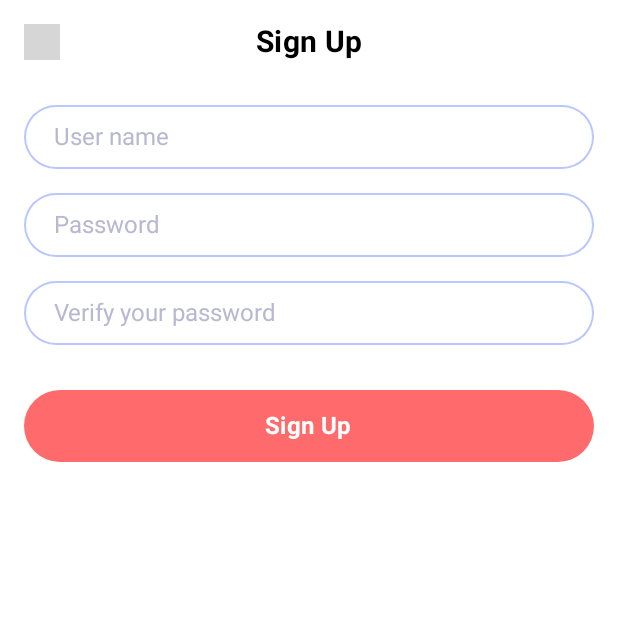
After one commit to hieu-dd/LoveMemory, an Android app built with Jetpack Compose: the composable SignupScreen shown on its own in the app's theme, on a phone screen of 412 x 824 dp, the top half of it. The commit adds this screen. Run offline under Robolectric (Android 15) with nearby library versions, the phone set to English and light mode, and no system bars; 2 statements that could not run were skipped; grey boxes are pictures that could not be loaded.

Commit message:
login screen commit (#1)
Add Login and Signup screen

```diff
--- /dev/null
+++ b/app/src/main/java/com/d2b/dev/lovememory/login/view/LoginScreenViewModel.kt
@@ -0,0 +1,6 @@
+package com.d2b.dev.lovememory.login.view
+
+import androidx.lifecycle.ViewModel
+
+class LoginScreenViewModel : ViewModel() {
+}
--- /dev/null
+++ b/app/src/main/java/com/d2b/dev/lovememory/login/view/SignupScreen.kt
@@ -0,0 +1,69 @@
+package com.d2b.dev.lovememory
+
+import androidx.compose.foundation.background
+import androidx.compose.foundation.layout.*
+import androidx.compose.material.MaterialTheme
+import androidx.compose.runtime.Composable
+import androidx.compose.runtime.mutableStateOf
+import androidx.compose.runtime.remember
+import androidx.compose.runtime.getValue
+import androidx.compose.runtime.setValue
+import androidx.compose.ui.Alignment
+import androidx.compose.ui.Modifier
+import androidx.compose.ui.res.stringResource
+import androidx.compose.ui.tooling.preview.Preview
+import androidx.compose.ui.unit.dp
+import com.d2b.dev.lovememory.login.view.SignupScreenViewModel
+import com.d2b.dev.lovememory.ui.theme.CustomButton
+import com.d2b.dev.lovememory.ui.theme.TextInput
+import com.d2b.dev.lovememory.ui.theme.TopSection
+
+
+@Composable
+fun SignupScreen() {
+    val viewModel = SignupScreenViewModel()
+    Column(
+        horizontalAlignment = Alignment.CenterHorizontally,
+        modifier = Modifier
+            .fillMaxSize()
+            .background(MaterialTheme.colors.surface)
+            .padding(16.dp)
+    ) {
+        TopSection(
+            title = stringResource(id = R.string.sign_up),
+            hasArrowBack = true
+        )
+        Spacer(modifier = Modifier.height(30.dp))
+        InputSection(viewModel)
+    }
+}
+
+@Composable
+fun InputSection(viewModel: SignupScreenViewModel) {
+    var isVerifiedPassword by remember { mutableStateOf(false) }
+    Column {
+        TextInput(hint = stringResource(id = R.string.user_name)) {
+//            userName = it
+        }
+        Spacer(modifier = Modifier.height(16.dp))
+        TextInput(hint = stringResource(id = R.string.password)) {
+//            password = it
+        }
+        Spacer(modifier = Modifier.height(16.dp))
+        TextInput(hint = stringResource(id = R.string.verify_your_password)) {
+//            isVerifiedPassword = it == password
+        }
+        Spacer(modifier = Modifier.height(30.dp))
+        CustomButton(
+            text = stringResource(id = R.string.sign_up),
+            backgroundColor = MaterialTheme.colors.primary
+        ) {
+        }
+    }
+}
+
+@Preview
+@Composable
+fun Preview() {
+    SignupScreen()
+}
--- /dev/null
+++ b/app/src/main/java/com/d2b/dev/lovememory/login/view/SignupScreenViewModel.kt
@@ -0,0 +1,6 @@
+package com.d2b.dev.lovememory.login.view
+
+import androidx.lifecycle.ViewModel
+
+class SignupScreenViewModel : ViewModel() {
+}
--- /dev/null
+++ b/app/src/main/java/com/d2b/dev/lovememory/widget/ComponentTheme.kt
@@ -0,0 +1,159 @@
+package com.d2b.dev.lovememory.ui.theme
+
+import  androidx.compose.material.Icon
+import androidx.compose.foundation.background
+import androidx.compose.foundation.clickable
+import androidx.compose.foundation.layout.*
+import androidx.compose.foundation.shape.CircleShape
+import androidx.compose.foundation.text.BasicTextField
+import androidx.compose.material.MaterialTheme
+import androidx.compose.material.Text
+import androidx.compose.runtime.*
+import androidx.compose.ui.Alignment
+import androidx.compose.ui.Modifier
+import androidx.compose.ui.draw.clip
+import androidx.compose.ui.focus.onFocusChanged
+import androidx.compose.ui.graphics.Color
+import androidx.compose.ui.res.painterResource
+import androidx.compose.ui.text.font.FontWeight
+import androidx.compose.ui.text.style.TextAlign
+import androidx.compose.ui.unit.Dp
+import androidx.compose.ui.unit.dp
+import androidx.compose.ui.unit.sp
+import com.d2b.dev.lovememory.R
+
+@Composable
+fun TopSection(title: String, hasArrowBack: Boolean = false, modifier: Modifier = Modifier) {
+    Row(
+        modifier = modifier.fillMaxWidth(),
+        verticalAlignment = Alignment.CenterVertically
+    ) {
+        if (hasArrowBack) {
+            Icon(
+                painter = painterResource(id = R.drawable.ic_baseline_arrow_back_ios_24),
+                contentDescription = null,
+                modifier = Modifier.size(24.dp),
+                tint = MaterialTheme.colors.onSurface
+            )
+        } else {
+            Spacer(modifier = Modifier.size(24.dp))
+        }
+        Text(
+            text = title,
+            fontWeight = FontWeight.Bold,
+            fontSize = 20.sp,
+            style = MaterialTheme.typography.body2,
+            color = MaterialTheme.colors.onSurface,
+            modifier = Modifier.weight(1f),
+            textAlign = TextAlign.Center
+        )
+        Spacer(modifier = Modifier.size(24.dp))
+    }
+}
+
+@Composable
+fun TextInput(hint: String, onTextChange: (String) -> Unit) {
+    var text by remember { mutableStateOf("") }
+    var isHintDisplay by remember { mutableStateOf(hint.isNotEmpty()) }
+    Box() {
+        BasicTextField(
+            value = text,
+            onValueChange = {
+                text = it
+                onTextChange(it)
+            },
+            modifier = Modifier
+                .fillMaxWidth()
+                .clip(CircleShape)
+                .background(LightBlue)
+                .padding(1.dp)
+                .clip(CircleShape)
+                .background(MaterialTheme.colors.surface)
+                .padding(horizontal = 20.dp, vertical = 12.dp)
+                .onFocusChanged {
+                    isHintDisplay = it.isFocused != true && text.isEmpty()
+                })
+        if (isHintDisplay) {
+            Text(
+                text = hint,
+                color = DarkGray,
+                modifier = Modifier
+                    .fillMaxWidth()
+                    .padding(horizontal = 20.dp, vertical = 12.dp)
+            )
+        }
+    }
+}
+
+@Composable
+fun CustomButton(
+    text: String = "",
+    startIcon: Int? = null,
+    endIcon: Int? = null,
+    textColor: Color = Color.White,
+    modifier: Modifier = Modifier,
+    backgroundColor: Color? = null,
+    spaceBetween: Boolean = false,
+    iconPadding: Dp = 5.dp,
+    clickable: () -> Unit
+) {
+
+    val _modifier = if (backgroundColor != null) {
+        modifier
+            .fillMaxWidth()
+            .clip(CircleShape)
+            .background(backgroundColor)
+            .clickable {
+                clickable()
+            }
+            .padding(horizontal = 10.dp, vertical = 14.dp)
+    } else {
+        modifier
+            .fillMaxWidth()
+            .clip(CircleShape)
+            .background(DarkGray)
+            .padding(1.dp)
+            .clip(CircleShape)
+            .background(MaterialTheme.colors.surface)
+            .clickable { clickable() }
+            .padding(horizontal = 10.dp, vertical = 14.dp)
+    }
+    Box(
+        contentAlignment = Alignment.Center,
+        modifier = _modifier
+    ) {
+        Row(
+            verticalAlignment = Alignment.CenterVertically,
+            horizontalArrangement = if (spaceBetween) Arrangement.SpaceBetween else Arrangement.SpaceEvenly
+        ) {
+            if (startIcon != null) {
+                Icon(
+                    painter = painterResource(id = startIcon), contentDescription = null,
+                    modifier = Modifier
+                        .padding(horizontal = iconPadding)
+                        .size(16.dp), tint = MaterialTheme.colors.onSurface
+                )
+            } else {
+                Spacer(modifier = Modifier.size(16.dp))
+            }
+            Text(
+                text = text, color = textColor,
+                fontSize = 16.sp,
+                style = MaterialTheme.typography.body2,
+                fontWeight = FontWeight.Bold,
+            )
+            if (endIcon != null) {
+                Icon(
+                    painter = painterResource(id = endIcon),
+                    contentDescription = null,
+                    modifier = Modifier
+                        .padding(horizontal = iconPadding)
+                        .size(16.dp),
+                    tint = MaterialTheme.colors.onSurface
+                )
+            } else {
+                Spacer(modifier = Modifier.size(16.dp))
+            }
+        }
+    }
+}
--- a/app/src/main/res/values/strings.xml
+++ b/app/src/main/res/values/strings.xml
@@ -1,3 +1,19 @@
 <resources>
-    <string name="app_name">LoveMemore</string>
+    <string name="app_name">LoveMemory</string>
+    <string name="forget_password">Forget Password?</string>
+    <string name="or">or</string>
+    <string name="login_title">Login</string>
+    <string name="login">Login</string>
+    <string name="sign_up_with_email">Sign up with Email</string>
+    <string name="welcome_back">Welcome Back</string>
+    <string name="sign_in_to_continue">Sign in to continue</string>
+    <string name="user_name">User name</string>
+    <string name="password">Password</string>
+    <string name="sign_up">Sign Up</string>
+    <string name="verify_your_password">Verify your password</string>
+<!--    <string name="app_name">LoveMemore</string>-->
+<!--    <string name="app_name">LoveMemore</string>-->
+<!--    <string name="app_name">LoveMemore</string>-->
+<!--    <string name="app_name">LoveMemore</string>-->
+<!--    <string name="app_name">LoveMemore</string>-->
 </resources>
--- a/app/src/main/res/values/themes.xml
+++ b/app/src/main/res/values/themes.xml
@@ -1,7 +1,7 @@
 <?xml version="1.0" encoding="utf-8"?>
 <resources>
 
-    <style name="Theme.LoveMemore" parent="android:Theme.Material.Light.NoActionBar">
+    <style name="Theme.LoveMemore" parent="android:Theme.Material.Light.NoActionBar.Fullscreen">
         <item name="android:statusBarColor">@color/purple_700</item>
     </style>
 </resources>
```
Also changed, not shown: app/build.gradle (+10 -3 lines), app/src/main/java/com/d2b/dev/lovememore/MainActivity.kt (deleted, +0 -40 lines), app/src/main/java/com/d2b/dev/lovememore/ui/theme/Color.kt (deleted, +0 -8 lines), app/src/main/java/com/d2b/dev/lovememory/MainActivity.kt (added, +43 -0 lines), app/src/main/java/com/d2b/dev/lovememory/home/HomeScreen.kt (added, +7 -0 lines), app/src/main/java/com/d2b/dev/lovememory/ui/theme/Color.kt (added, +15 -0 lines), app/src/main/java/com/d2b/dev/lovememory/ui/theme/Theme.kt (renamed from app/src/main/java/com/d2b/dev/lovememore/ui/theme/Theme.kt, +12 -6 lines), app/src/main/java/com/d2b/dev/lovememory/ui/theme/Shape.kt (renamed from app/src/main/java/com/d2b/dev/lovememore/ui/theme/Shape.kt), app/src/main/java/com/d2b/dev/lovememory/ui/theme/Type.kt (renamed from app/src/main/java/com/d2b/dev/lovememore/ui/theme/Type.kt), app/src/main/res/drawable-v24/google.png (added), 4 other files.
